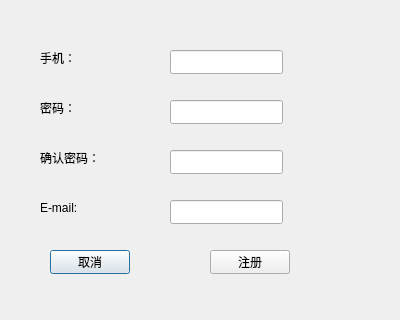
The window that Restaurant/registerdialog.ui (PG98/2017SepQt) describes before a commit, drawn with Qt 5.
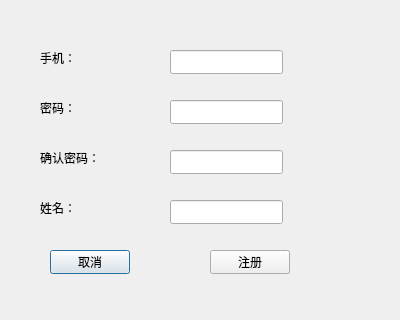
The same window after the commit.

```diff
--- a/Restaurant/registerdialog.ui
+++ b/Restaurant/registerdialog.ui
@@ -62,7 +62,7 @@
     </rect>
    </property>
    <property name="text">
-    <string>E-mail:</string>
+    <string>姓名：</string>
    </property>
   </widget>
   <widget class="QLineEdit" name="PhoneLineEdit">
```
